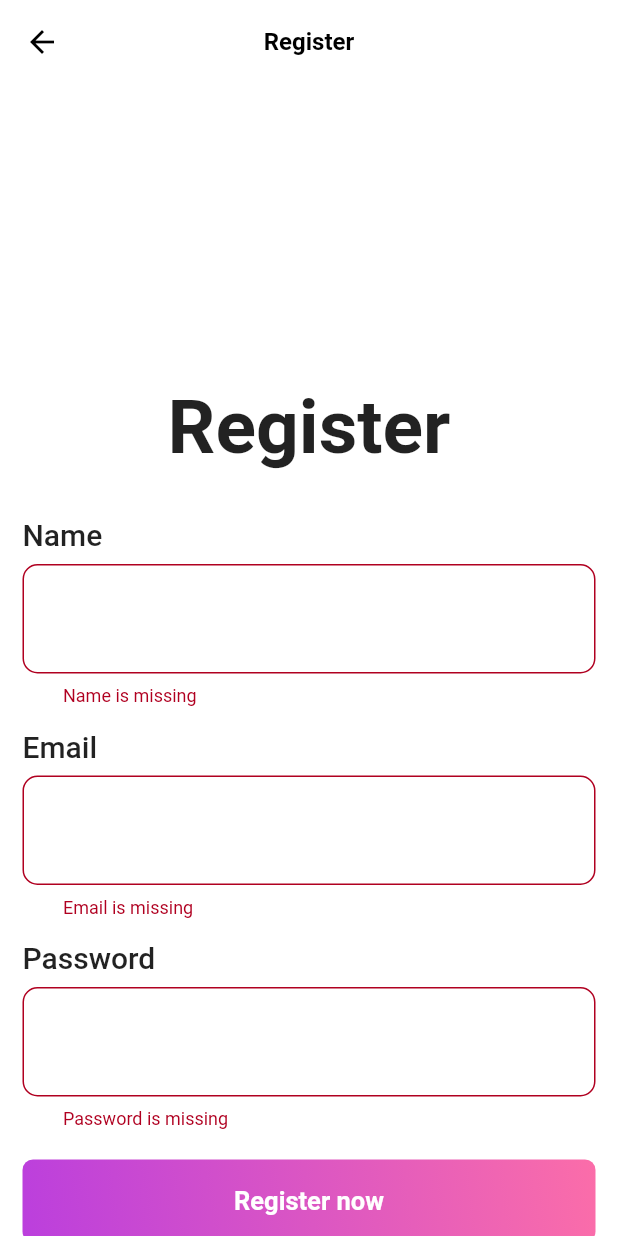
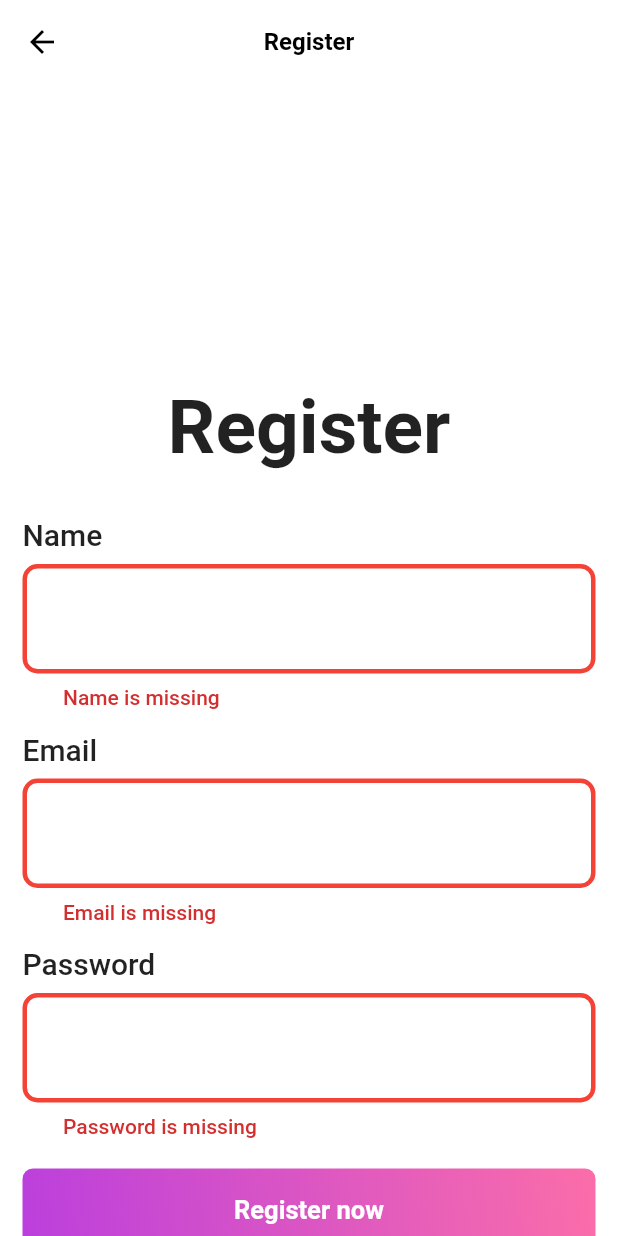
Before and after one commit to ismailSilkron/ojt_irfan, a Flutter app: the RegisterScreen screen opened by its route, after a tap on "Register now", on a phone screen of 412 x 824 dp. Run offline on Flutter 3.47's test engine with Material 2 defaults, Android fonts, the phone set to English and light mode, and no system bars; our stand-ins replace flutter_bloc, flutter_svg, gap, logger, sqflite; accounts and stored records are empty.

Commit message:
setup input field theme

```diff
--- a/lib/config/theme/app_theme.dart
+++ b/lib/config/theme/app_theme.dart
@@ -18,6 +18,11 @@ class AppTheme {
           // focusedBorder only displayed when user using it (typing/click)
           focusedBorder: _border(AppPallete.gradient2),
           border: _border(),
+          disabledBorder: _border(AppPallete.grayColor),
+          errorBorder: _border(Colors.red),
+          errorStyle: Theme.of(context).textTheme.labelLarge?.copyWith(
+                color: Colors.red[700],
+              ),
         ),
       );
 
@@ -28,7 +33,8 @@ class AppTheme {
         // textTheme: _textTheme(context, Brightness.dark),
       );
 
-  static _border([Color color = AppPallete.borderColor]) => OutlineInputBorder(
+  static OutlineInputBorder _border([Color color = AppPallete.borderColor]) =>
+      OutlineInputBorder(
         borderSide: BorderSide(
           color: color,
           width: 3,
```
